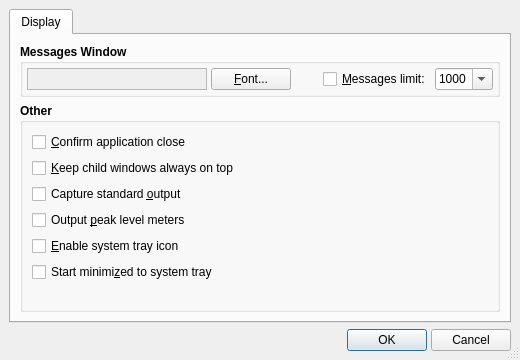
Old version of the form src/qsynthOptionsForm.ui in the repository rncbc/qsynth.
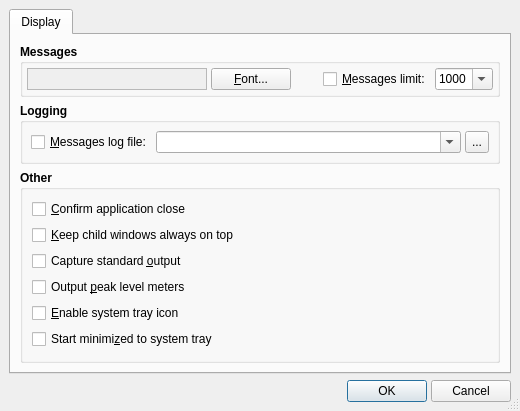
New version of the form. Icons and pictures are not drawn.

Commit message: - Messages file logging makes its first long overdue appearance,   with user configurable settings in Options/Logging.

The edit to the form file:
```diff
--- a/src/qsynthOptionsForm.ui
+++ b/src/qsynthOptionsForm.ui
@@ -75,7 +75,7 @@
           </font>
          </property>
          <property name="title" >
-          <string>Messages Window</string>
+          <string>Messages</string>
          </property>
          <property name="flat" >
           <bool>true</bool>
@@ -244,6 +244,104 @@
          </layout>
         </widget>
        </item>
+       <item>
+        <widget class="QGroupBox" name="LoggingGroupBox" >
+         <property name="font" >
+          <font>
+           <weight>75</weight>
+           <bold>true</bold>
+          </font>
+         </property>
+         <property name="title" >
+          <string>Logging</string>
+         </property>
+         <property name="flat" >
+          <bool>true</bool>
+         </property>
+         <layout class="QGridLayout" >
+          <property name="margin" >
+           <number>8</number>
+          </property>
+          <property name="spacing" >
+           <number>4</number>
+          </property>
+          <item row="0" column="1" colspan="3" >
+           <widget class="QComboBox" name="MessagesLogPathComboBox" >
+            <property name="sizePolicy" >
+             <sizepolicy>
+              <hsizetype>7</hsizetype>
+              <vsizetype>0</vsizetype>
+              <horstretch>0</horstretch>
+              <verstretch>0</verstretch>
+             </sizepolicy>
+            </property>
+            <property name="font" >
+             <font>
+              <weight>50</weight>
+              <bold>false</bold>
+             </font>
+            </property>
+            <property name="toolTip" >
+             <string>Messages log file</string>
+            </property>
+            <property name="editable" >
+             <bool>true</bool>
+            </property>
+           </widget>
+          </item>
+          <item row="0" column="4" >
+           <widget class="QToolButton" name="MessagesLogPathToolButton" >
+            <property name="minimumSize" >
+             <size>
+              <width>22</width>
+              <height>22</height>
+             </size>
+            </property>
+            <property name="maximumSize" >
+             <size>
+              <width>24</width>
+              <height>24</height>
+             </size>
+            </property>
+            <property name="font" >
+             <font>
+              <weight>50</weight>
+              <bold>false</bold>
+             </font>
+            </property>
+            <property name="focusPolicy" >
+             <enum>Qt::TabFocus</enum>
+            </property>
+            <property name="toolTip" >
+             <string>Browse for the messages log file location</string>
+            </property>
+            <property name="text" >
+             <string>...</string>
+            </property>
+           </widget>
+          </item>
+          <item row="0" column="0" >
+           <widget class="QCheckBox" name="MessagesLogCheckBox" >
+            <property name="font" >
+             <font>
+              <weight>50</weight>
+              <bold>false</bold>
+             </font>
+            </property>
+            <property name="toolTip" >
+             <string>Whether to activate a messages logging to file.</string>
+            </property>
+            <property name="text" >
+             <string>&amp;Messages log file:</string>
+            </property>
+            <property name="shortcut" >
+             <string>Alt+M</string>
+            </property>
+           </widget>
+          </item>
+         </layout>
+        </widget>
+       </item>
        <item>
         <widget class="QGroupBox" name="OtherGroupBox" >
          <property name="font" >
@@ -387,7 +485,7 @@
             <property name="sizeHint" >
              <size>
               <width>20</width>
-              <height>21</height>
+              <height>8</height>
              </size>
             </property>
            </spacer>
```
Left out of the diff: 5 changed lines with no effect on the pictures. The commit also changes 11 other files.
